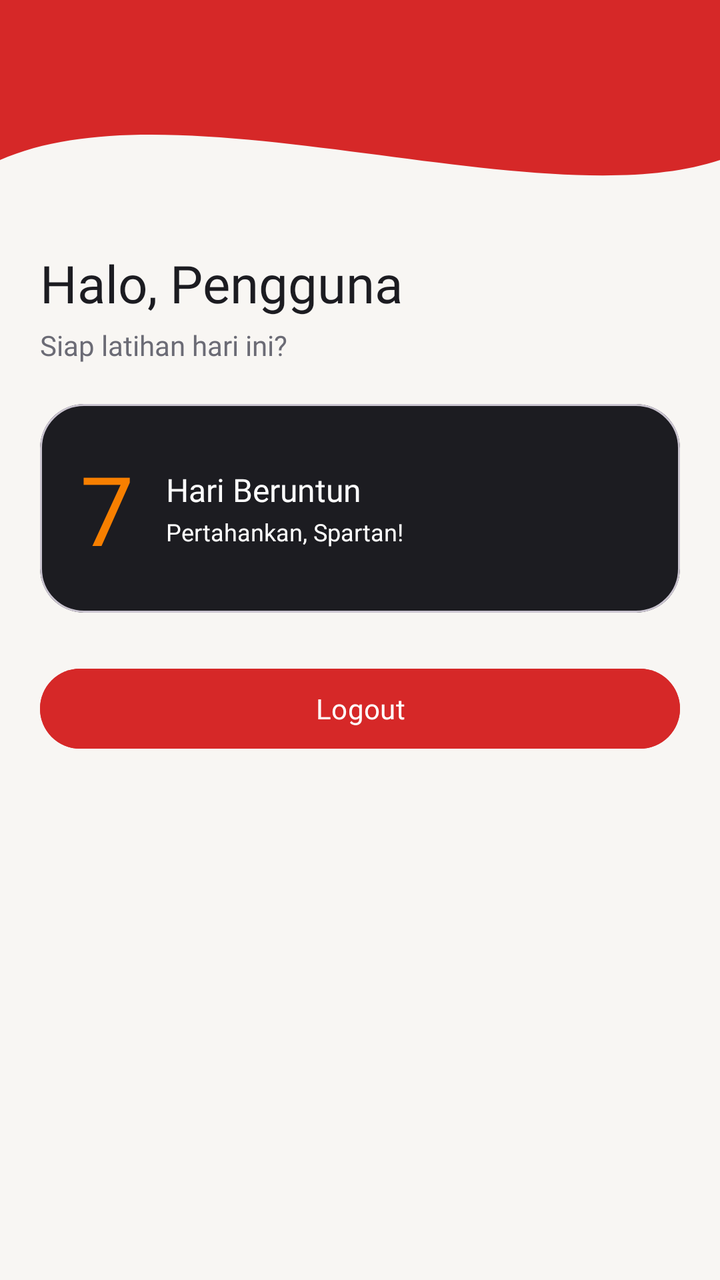
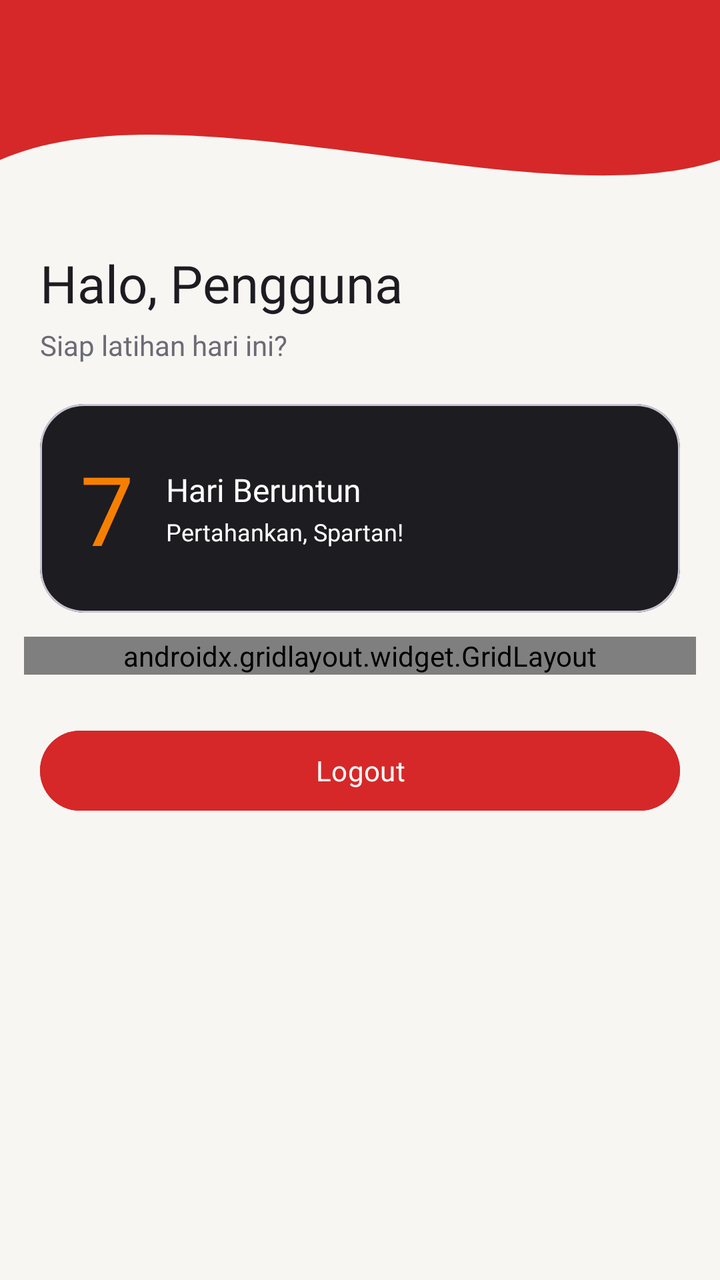

Two renders of the same Android screen: before a commit and after it. Below are the layout's source before the change and the commit's diff.
<!-- AndroidManifest.xml: application theme Theme.Sporta -->
<!-- res/layout/fragment_home.xml -->
<?xml version="1.0" encoding="utf-8"?>
<androidx.constraintlayout.widget.ConstraintLayout
    xmlns:android="http://schemas.android.com/apk/res/android"
    xmlns:app="http://schemas.android.com/apk/res-auto"
    xmlns:tools="http://schemas.android.com/tools"

    android:layout_width="match_parent"
    android:layout_height="match_parent"
    android:background="@color/sporta_background"
    tools:context=".Home.HomeFragment">

    <View
        android:id="@+id/background_header"
        android:layout_width="0dp"
        android:layout_height="100dp"
        android:background="@drawable/bg_header_wave"
        app:layout_constraintEnd_toEndOf="parent"
        app:layout_constraintStart_toStartOf="parent"
        app:layout_constraintTop_toTopOf="parent" />

    <androidx.appcompat.widget.Toolbar
        android:id="@+id/toolbar"
        android:layout_width="0dp"
        android:layout_height="?attr/actionBarSize"
        android:background="@android:color/transparent"
        app:layout_constraintEnd_toEndOf="parent"
        app:layout_constraintStart_toStartOf="parent"
        app:layout_constraintTop_toTopOf="parent"
        app:subtitleTextColor="@android:color/white"
        app:titleTextColor="@android:color/white" />

    <TextView
        android:id="@+id/tvWelcome"
        android:layout_width="0dp"
        android:layout_height="wrap_content"
        android:layout_marginStart="20dp"
        android:layout_marginTop="24dp"
        android:layout_marginEnd="20dp"
        android:fontFamily="@font/montserrat_extrabold"
        android:text="Halo, Pengguna"
        android:textColor="@color/sporta_charcoal"
        android:textSize="26sp"
        app:layout_constraintEnd_toEndOf="parent"
        app:layout_constraintStart_toStartOf="parent"
        app:layout_constraintTop_toBottomOf="@+id/background_header" />

    <TextView
        android:id="@+id/tvSubWelcome"
        android:layout_width="0dp"
        android:layout_height="wrap_content"
        android:layout_marginStart="20dp"
        android:layout_marginTop="4dp"
        android:layout_marginEnd="20dp"
        android:fontFamily="@font/inter_regular"
        android:text="Siap latihan hari ini?"
        android:textColor="@color/sporta_text_secondary"
        android:textSize="14sp"
        app:layout_constraintEnd_toEndOf="parent"
        app:layout_constraintStart_toStartOf="parent"
        app:layout_constraintTop_toBottomOf="@+id/tvWelcome" />

    
    <TextView
        android:id="@+id/tvGuestNote"
        android:layout_width="0dp"
        android:layout_height="wrap_content"
        android:layout_marginStart="20dp"
        android:layout_marginTop="16dp"
        android:layout_marginEnd="20dp"
        android:background="@drawable/bg_rounded_container"
        android:fontFamily="@font/inter_medium"
        android:padding="12dp"
        android:text="Kamu masuk sebagai Tamu. Progres latihan tidak akan tersimpan."
        android:textColor="@color/sporta_charcoal"
        android:textSize="13sp"
        android:visibility="gone"
        app:layout_constraintEnd_toEndOf="parent"
        app:layout_constraintStart_toStartOf="parent"
        app:layout_constraintTop_toBottomOf="@+id/tvSubWelcome" />

    
    <com.google.android.material.card.MaterialCardView
        android:id="@+id/cardStreak"
        android:layout_width="0dp"
        android:layout_height="wrap_content"
        android:layout_marginStart="20dp"
        android:layout_marginTop="20dp"
        android:layout_marginEnd="20dp"
        app:cardBackgroundColor="@color/sporta_charcoal"
        app:cardCornerRadius="22dp"
        app:cardElevation="0dp"
        app:layout_constraintEnd_toEndOf="parent"
        app:layout_constraintStart_toStartOf="parent"
        app:layout_constraintTop_toBottomOf="@+id/tvGuestNote">

        <LinearLayout
            android:layout_width="match_parent"
            android:layout_height="wrap_content"
            android:gravity="center_vertical"
            android:orientation="horizontal"
            android:padding="20dp">

            <TextView
                android:layout_width="wrap_content"
                android:layout_height="wrap_content"
                android:fontFamily="@font/montserrat_extrabold"
                android:text="7"
                android:textColor="@color/sporta_orange"
                android:textSize="48sp" />

            <LinearLayout
                android:layout_width="wrap_content"
                android:layout_height="wrap_content"
                android:layout_marginStart="16dp"
                android:orientation="vertical">

                <TextView
                    android:layout_width="wrap_content"
                    android:layout_height="wrap_content"
                    android:fontFamily="@font/inter_semibold"
                    android:text="Hari Beruntun"
                    android:textColor="@color/white"
                    android:textSize="16sp" />

                <TextView
                    android:layout_width="wrap_content"
                    android:layout_height="wrap_content"
                    android:layout_marginTop="2dp"
                    android:fontFamily="@font/inter_regular"
                    android:text="Pertahankan, Spartan!"
                    android:textColor="@color/white"
                    android:textSize="12sp" />
            </LinearLayout>
        </LinearLayout>
    </com.google.android.material.card.MaterialCardView>

    <Button
        android:id="@+id/btnLogout"
        android:layout_width="0dp"
        android:layout_height="wrap_content"
        android:layout_marginStart="20dp"
        android:layout_marginTop="24dp"
        android:layout_marginEnd="20dp"
        android:backgroundTint="@color/sporta_red"
        android:fontFamily="@font/inter_semibold"
        android:text="Logout"
        android:textColor="@color/white"
        app:layout_constraintEnd_toEndOf="parent"
        app:layout_constraintStart_toStartOf="parent"
        app:layout_constraintTop_toBottomOf="@+id/cardStreak" />

</androidx.constraintlayout.widget.ConstraintLayout>
<!-- resources referenced by this layout -->
<resources>
  <color name="sporta_background">#F8F6F3</color>
  <color name="sporta_charcoal">#1C1C21</color>
  <color name="sporta_orange">#F77F00</color>
  <color name="sporta_red">#D62828</color>
  <color name="sporta_text_secondary">#6B6B75</color>
  <color name="white">#FFFFFFFF</color>
  <!-- drawable bg_header_wave (drawable) -->
  <vector xmlns:android="http://schemas.android.com/apk/res/android"
      android:width="100dp"
      android:height="100dp"
      android:viewportWidth="100"
      android:viewportHeight="50">
  
      <path
          android:fillColor="?attr/colorPrimary"
          android:pathData="M0,0 L100,0 L100,40 C75,55 25,20 0,40 Z" />
  </vector>
  <!-- drawable bg_rounded_container (drawable) -->
  <?xml version="1.0" encoding="utf-8"?>
  <shape xmlns:android="http://schemas.android.com/apk/res/android"
      android:shape="rectangle">
      
      <solid android:color="@color/sporta_orange_soft" />
      
      <stroke
          android:width="1dp"
          android:color="@color/sporta_orange" />
      
      <corners android:radius="12dp" />
  </shape>
  <style name="Theme.Sporta" parent="Base.Theme.Sporta" />
  <color name="sporta_orange_soft">#FDEBD3</color>
  <style name="Base.Theme.Sporta" parent="Theme.Material3.Light.NoActionBar">
          <item name="colorPrimary">@color/sporta_red</item>
      </style>
</resources>

<!-- the commit's change to res/layout/fragment_home.xml (unified diff, before → after) -->
@@ -134,6 +134,73 @@
         </LinearLayout>
     </com.google.android.material.card.MaterialCardView>
 
+    <androidx.gridlayout.widget.GridLayout
+        android:id="@+id/gridMenu"
+        android:layout_width="0dp"
+        android:layout_height="wrap_content"
+        android:layout_marginStart="12dp"
+        android:layout_marginTop="12dp"
+        android:layout_marginEnd="12dp"
+        app:columnCount="3"
+        app:layout_constraintEnd_toEndOf="parent"
+        app:layout_constraintStart_toStartOf="parent"
+        app:layout_constraintTop_toBottomOf="@+id/cardStreak"
+        app:useDefaultMargins="true">
+
+        <com.google.android.material.button.MaterialButton
+            android:id="@+id/btnDada"
+            android:backgroundTint="@color/sporta_charcoal"
+            android:text="Dada"
+            android:textSize="12sp"
+            app:cornerRadius="12dp"
+            app:layout_columnWeight="1"
+            app:layout_gravity="fill_horizontal" />
+
+        <com.google.android.material.button.MaterialButton
+            android:id="@+id/btnPerut"
+            android:backgroundTint="@color/sporta_charcoal"
+            android:text="Perut"
+            android:textSize="12sp"
+            app:cornerRadius="12dp"
+            app:layout_columnWeight="1"
+            app:layout_gravity="fill_horizontal" />
+
+        <com.google.android.material.button.MaterialButton
+            android:id="@+id/btnKaki"
+            android:backgroundTint="@color/sporta_charcoal"
+            android:text="Kaki"
+            android:textSize="12sp"
+            app:cornerRadius="12dp"
+            app:layout_columnWeight="1"
+            app:layout_gravity="fill_horizontal" />
+
+        <com.google.android.material.button.MaterialButton
+            android:id="@+id/btnLengan"
+            android:backgroundTint="@color/sporta_charcoal"
+            android:text="Lengan"
+            android:textSize="12sp"
+            app:cornerRadius="12dp"
+            app:layout_columnWeight="1"
+            app:layout_gravity="fill_horizontal" />
+
+        <com.google.android.material.button.MaterialButton
+            android:id="@+id/btnFullBody"
+            android:backgroundTint="@color/sporta_charcoal"
+            android:text="Full Body"
+            android:textSize="12sp"
+            app:cornerRadius="12dp"
+            app:layout_columnWeight="1"
+            app:layout_gravity="fill_horizontal" />
+
+        <com.google.android.material.button.MaterialButton
+            android:id="@+id/btnPeregangan"
+            android:backgroundTint="@color/sporta_charcoal"
+            android:text="Stretching"
+            android:textSize="12sp"
+            app:cornerRadius="12dp"
+            app:layout_columnWeight="1"
+            app:layout_gravity="fill_horizontal" />
+    </androidx.gridlayout.widget.GridLayout>
     <Button
         android:id="@+id/btnLogout"
         android:layout_width="0dp"
@@ -147,6 +214,6 @@
         android:textColor="@color/white"
         app:layout_constraintEnd_toEndOf="parent"
         app:layout_constraintStart_toStartOf="parent"
-        app:layout_constraintTop_toBottomOf="@+id/cardStreak" />
+        app:layout_constraintTop_toBottomOf="@+id/gridMenu" />
 
 </androidx.constraintlayout.widget.ConstraintLayout>
